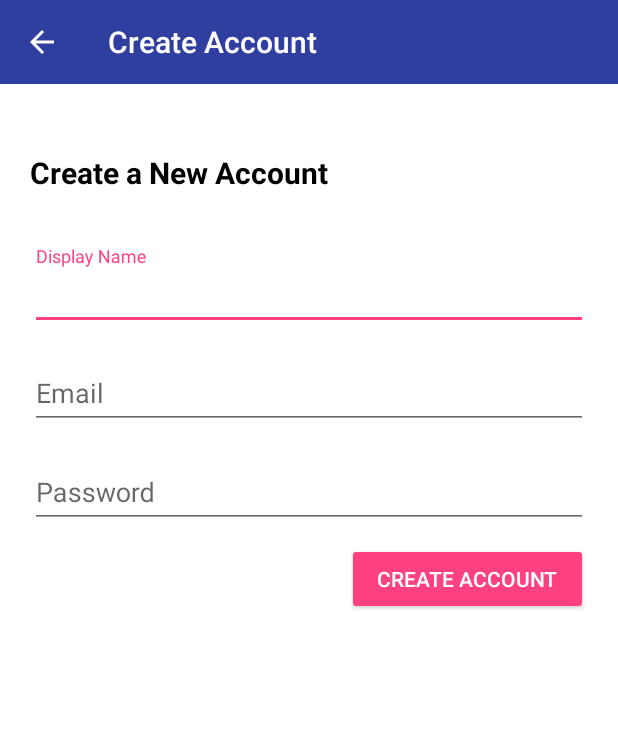
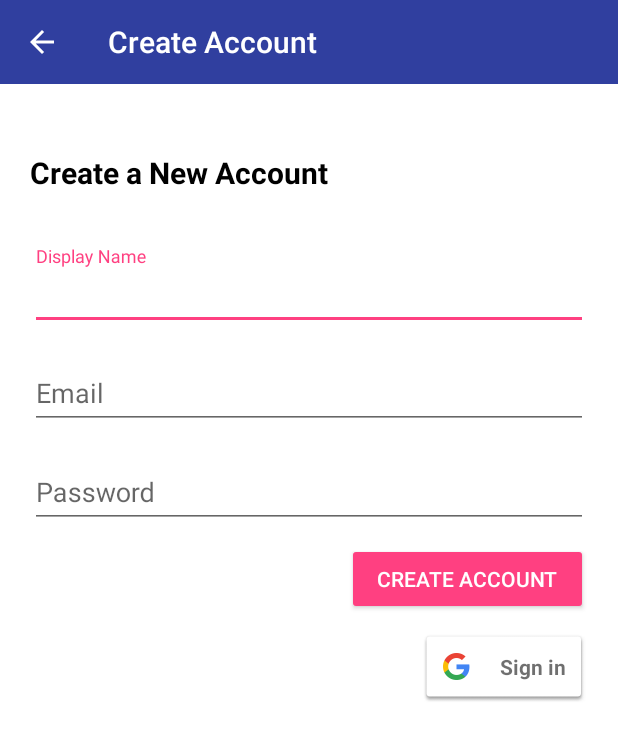
Before and after one commit to CheshtaK/Tech-Praxis-Gym-App, an Android app: the RegisterActivity screen opened directly, with no data from a screen before it, on a phone screen of 412 x 824 dp. Shown: the top 740 px of the screen. Run offline under Robolectric (Android 15) with nearby library versions, the phone set to English and light mode, and no system bars; our stand-ins replace Firebase (no records; nobody signed in at launch, a user with empty details on screens opened directly).

Commit message:
google sign in added

```diff
--- a/app/build.gradle
+++ b/app/build.gradle
@@ -25,6 +25,7 @@ dependencies {
     implementation 'com.android.support.constraint:constraint-layout:1.0.2'
     implementation 'com.google.firebase:firebase-auth:11.0.4'
     implementation 'com.google.firebase:firebase-database:11.0.4'
+    implementation 'com.google.android.gms:play-services-auth:11.0.4'
     testImplementation 'junit:junit:4.12'
     androidTestImplementation 'com.android.support.test:runner:1.0.1'
     androidTestImplementation 'com.android.support.test.espresso:espresso-core:3.0.1'
--- a/app/src/main/java/com/example/cheshta/gymapp/RegisterActivity.java
+++ b/app/src/main/java/com/example/cheshta/gymapp/RegisterActivity.java
@@ -3,19 +3,31 @@ package com.example.cheshta.gymapp;
 import android.app.ProgressDialog;
 import android.content.Intent;
 import android.support.annotation.NonNull;
+import android.support.design.widget.Snackbar;
 import android.support.design.widget.TextInputLayout;
 import android.support.v7.app.AppCompatActivity;
 import android.os.Bundle;
 import android.support.v7.widget.Toolbar;
+import android.util.Log;
 import android.view.View;
 import android.widget.Button;
 import android.widget.Toast;
 
+import com.google.android.gms.auth.api.Auth;
+import com.google.android.gms.auth.api.signin.GoogleSignInAccount;
+import com.google.android.gms.auth.api.signin.GoogleSignInOptions;
+import com.google.android.gms.auth.api.signin.GoogleSignInResult;
+import com.google.android.gms.common.ConnectionResult;
+import com.google.android.gms.common.SignInButton;
+import com.google.android.gms.common.api.ApiException;
+import com.google.android.gms.common.api.GoogleApiClient;
 import com.google.android.gms.tasks.OnCompleteListener;
 import com.google.android.gms.tasks.Task;
+import com.google.firebase.auth.AuthCredential;
 import com.google.firebase.auth.AuthResult;
 import com.google.firebase.auth.FirebaseAuth;
 import com.google.firebase.auth.FirebaseUser;
+import com.google.firebase.auth.GoogleAuthProvider;
 import com.google.firebase.database.DatabaseReference;
 import com.google.firebase.database.FirebaseDatabase;
 import com.google.firebase.iid.FirebaseInstanceId;
@@ -24,12 +36,16 @@ import java.util.HashMap;
 
 public class RegisterActivity extends AppCompatActivity {
 
+    private static final int RC_SIGN_IN = 101;
     TextInputLayout tilDisplayName, tilEmail, tilPassword;
     Button btnCreateAccount;
     Toolbar registerToolbar;
     ProgressDialog regProgress;
+    SignInButton btnGoogle;
 
+    GoogleApiClient mGoogleApiClient;
     FirebaseAuth mAuth;
+    FirebaseAuth.AuthStateListener mAuthListener;
     DatabaseReference mDatabase;
 
     @Override
@@ -41,6 +57,7 @@ public class RegisterActivity extends AppCompatActivity {
         tilEmail = findViewById(R.id.tilEmail);
         tilPassword = findViewById(R.id.tilPassword);
         btnCreateAccount = findViewById(R.id.btnCreateAccount);
+        btnGoogle = findViewById(R.id.btnGoogle);
 
         registerToolbar = findViewById(R.id.registerToolbar);
         setSupportActionBar(registerToolbar);
@@ -50,6 +67,14 @@ public class RegisterActivity extends AppCompatActivity {
         regProgress = new ProgressDialog(this);
 
         mAuth = FirebaseAuth.getInstance();
+        mAuthListener = new FirebaseAuth.AuthStateListener() {
+            @Override
+            public void onAuthStateChanged(@NonNull FirebaseAuth firebaseAuth) {
+                if(firebaseAuth.getCurrentUser() != null){
+                    Toast.makeText(RegisterActivity.this, "Google sign in done", Toast.LENGTH_SHORT).show();
+                }
+            }
+        };
 
         btnCreateAccount.setOnClickListener(new View.OnClickListener() {
             @Override
@@ -70,6 +95,71 @@ public class RegisterActivity extends AppCompatActivity {
                 }
             }
         });
+
+        GoogleSignInOptions gso = new GoogleSignInOptions.Builder(GoogleSignInOptions.DEFAULT_SIGN_IN)
+                .requestIdToken(getString(R.string.default_web_client_id))
+                .requestEmail()
+                .build();
+
+        mGoogleApiClient = new GoogleApiClient.Builder(getApplicationContext())
+                .enableAutoManage(this, new GoogleApiClient.OnConnectionFailedListener() {
+                    @Override
+                    public void onConnectionFailed(@NonNull ConnectionResult connectionResult) {
+
+                        Toast.makeText(RegisterActivity.this, "You got an error", Toast.LENGTH_SHORT).show();
+                    }
+                })
+                .addApi(Auth.GOOGLE_SIGN_IN_API,gso)
+                .build();
+
+        btnGoogle.setOnClickListener(new View.OnClickListener() {
+            @Override
+            public void onClick(View view) {
+                signIn();
+            }
+        });
+    }
+
+    @Override
+    protected void onStart() {
+        super.onStart();
+        mAuth.addAuthStateListener(mAuthListener);
+    }
+
+    private void signIn() {
+        Intent signInIntent = Auth.GoogleSignInApi.getSignInIntent(mGoogleApiClient);
+        startActivityForResult(signInIntent, RC_SIGN_IN);
+    }
+
+    @Override
+    public void onActivityResult(int requestCode, int resultCode, Intent data) {
+        super.onActivityResult(requestCode, resultCode, data);
+
+        if (requestCode == RC_SIGN_IN) {
+            GoogleSignInResult result = Auth.GoogleSignInApi.getSignInResultFromIntent(data);
+            if(result.isSuccess()){
+                GoogleSignInAccount account = result.getSignInAccount();
+                firebaseAuthWithGoogle(account);
+            } else {
+                Toast.makeText(this, "Google Sign In failed", Toast.LENGTH_SHORT).show();
+            }
+        }
+    }
+
+    private void firebaseAuthWithGoogle(GoogleSignInAccount account) {
+
+        AuthCredential credential = GoogleAuthProvider.getCredential(account.getIdToken(), null);
+        mAuth.signInWithCredential(credential)
+                .addOnCompleteListener(this, new OnCompleteListener<AuthResult>() {
+                    @Override
+                    public void onComplete(@NonNull Task<AuthResult> task) {
+                        if (task.isSuccessful()) {
+                            FirebaseUser user = mAuth.getCurrentUser();
+                        } else {
+                            Toast.makeText(RegisterActivity.this, "Sign In failed", Toast.LENGTH_SHORT).show();
+                        }
+                    }
+                });
     }
 
     private void RegisterUser(final String displayName, String email, String password) {
--- a/app/src/main/res/layout/activity_register.xml
+++ b/app/src/main/res/layout/activity_register.xml
@@ -80,4 +80,14 @@
         android:layout_gravity="right"
         android:text="Create Account" />
 
+    <com.google.android.gms.common.SignInButton
+        android:id="@+id/btnGoogle"
+        android:layout_marginTop="10dp"
+        android:layout_marginRight="20dp"
+        android:layout_gravity="right"
+        android:layout_width="wrap_content"
+        android:layout_height="wrap_content">
+
+    </com.google.android.gms.common.SignInButton>
+
 </LinearLayout>
```
